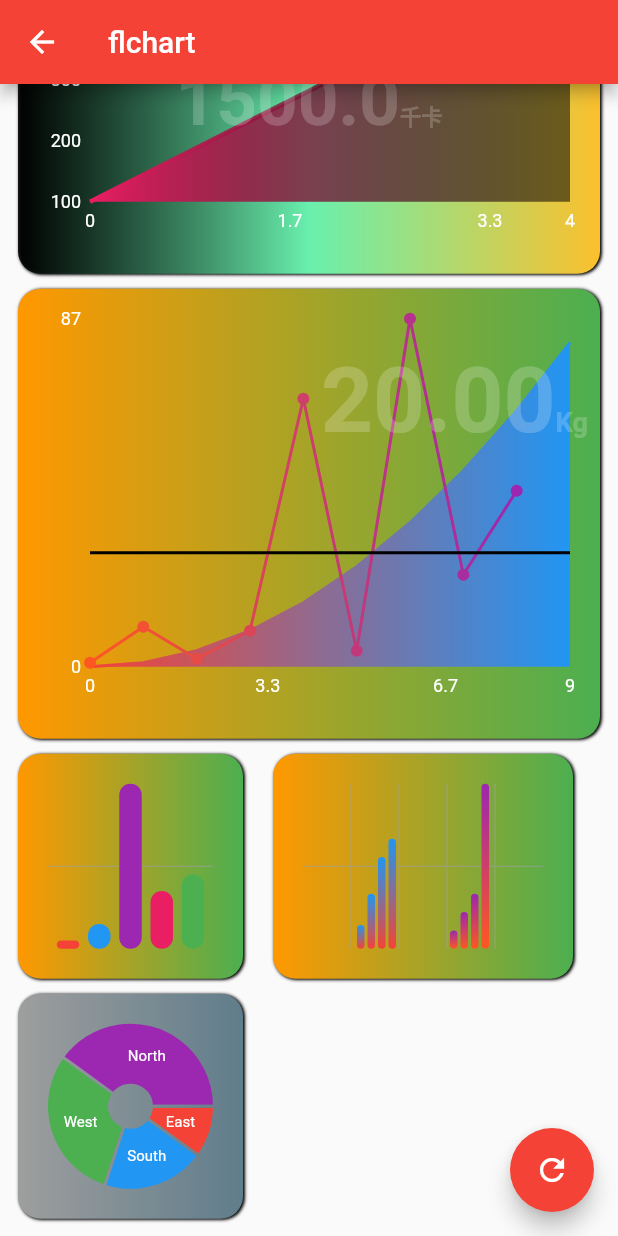
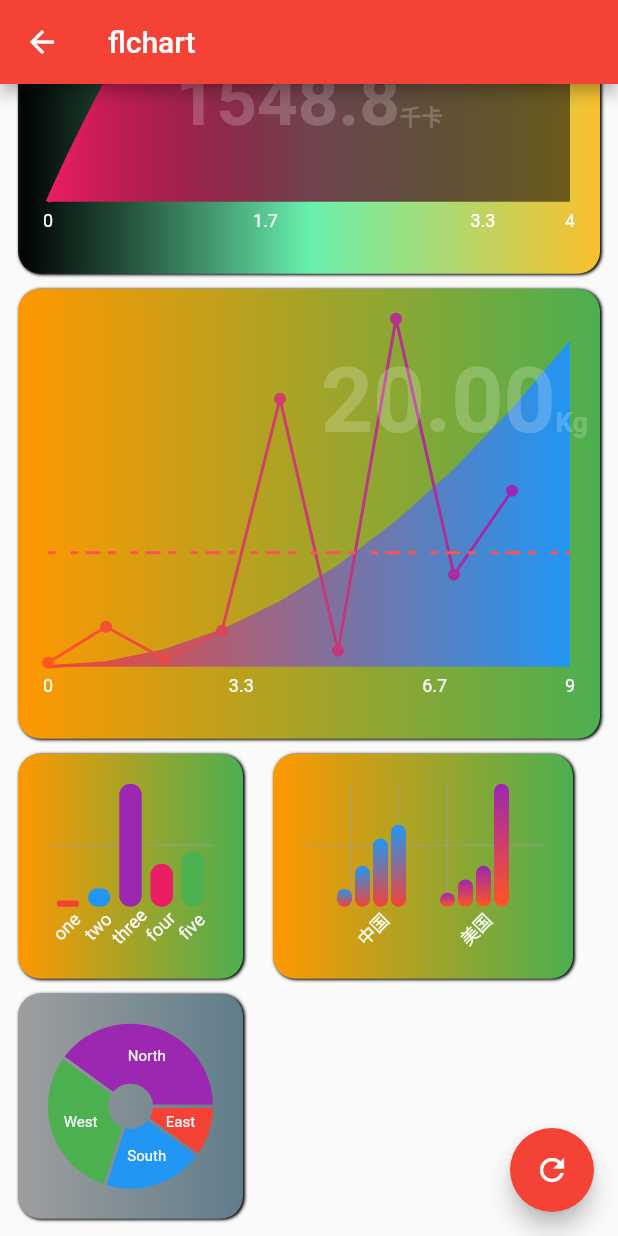
Before and after one commit to youht88/eflutter, a Flutter app: the FlchartView screen opened by its route, scrolled down 220 dp, on a phone screen of 412 x 824 dp. Run offline on Flutter 3.47's test engine with Material 2 defaults, Android fonts, the phone set to English and light mode, and no system bars; drawn by our look-alikes of fl_chart; our stand-ins replace flutter_svg, font_awesome_flutter, get, get_storage, percent_indicator, qr_flutter and 3 more; missing offline and left inert: auto_size_text_pk, barcode_scan2, crypton, flutter_echarts, matrix4_transform, steel_crypt; accounts and stored records are empty.

Commit message:
bar has titles

```diff
--- a/lib/comm/components/flBarChart/flBarChart_screen.dart
+++ b/lib/comm/components/flBarChart/flBarChart_screen.dart
@@ -9,17 +9,19 @@ class FlBarChart extends GetView<FlBarChartController> {
   final Duration swapAnimationDuration;
   final Curve swapAnimationCurve;
   final double? thickness;
+  final TextStyle textStyle;
   List<List<double>> data;
   List<List<Color>> colors;
-  String? title;
+  List<String> titles;
   FlBarChart({
     this.padding: const EdgeInsets.all(20),
     this.swapAnimationDuration: const Duration(milliseconds: 1000),
     this.swapAnimationCurve: Curves.bounceOut,
     this.thickness: 3.0,
+    this.textStyle: const TextStyle(fontSize: 12, color: Colors.white),
     required this.data,
     required this.colors,
-    this.title,
+    required this.titles,
   });
   @override
   Widget build(BuildContext context) {
@@ -37,10 +39,13 @@ class FlBarChart extends GetView<FlBarChartController> {
           borderData: FlBorderData(show: false),
           backgroundColor: Colors.transparent,
           titlesData: FlTitlesData(
-              show: false,
-              topTitles: SideTitles(
+              show: true,
+              leftTitles: SideTitles(showTitles: false),
+              bottomTitles: SideTitles(
                   showTitles: true,
-                  getTitles: (value) => value == 0 ? title! : "")),
+                  rotateAngle: -45,
+                  getTextStyles: (_) => textStyle,
+                  getTitles: (value) => "${titles[value.toInt()]}")),
           barGroups: data
               .asMap()
               .keys
--- a/lib/comm/components/flLineChart/flLineChart_screen.dart
+++ b/lib/comm/components/flLineChart/flLineChart_screen.dart
@@ -1,6 +1,7 @@
-import 'dart:convert';
+import 'dart:math';
 
 import 'package:flutter/material.dart';
+import 'package:flutter/rendering.dart';
 import 'package:get/get.dart';
 import 'package:fl_chart/fl_chart.dart';
 import 'flLineChart_controller.dart';
@@ -17,6 +18,7 @@ class FlLineChart extends GetView<FlLineChartController> {
   int xPoint;
   int yPoint;
   TextStyle? textStyle;
+  bool? showAvgLine;
   List<List<double>> data;
   List<List<Color>> colors;
   String? title;
@@ -30,6 +32,7 @@ class FlLineChart extends GetView<FlLineChartController> {
     this.thickness: 3.0,
     this.xPoint: 5,
     this.yPoint: 4,
+    this.showAvgLine: true,
     this.textStyle: const TextStyle(fontSize: 12, color: Colors.white),
     required this.data,
     required this.colors,
@@ -76,13 +79,14 @@ class FlLineChart extends GetView<FlLineChartController> {
               )),
           titlesData: FlTitlesData(
               show: true,
-              leftTitles: SideTitles(
+              leftTitles: SideTitles(showTitles: false),
+              rightTitles: SideTitles(
                 getTextStyles: (_) => textStyle!,
-                  showTitles: true,
-                  interval: 100 //stat["max"]! / yPoint
+                showTitles: false,
+                //interval: 100
                 // getTitles: (value) {
-                  //   if (value > 2) {
-                  //     return "2";
+                //   if (value.round() == stat["avg"]!.round()) {
+                //     return (stat["avg"]! / 10).toStringAsFixed(0) + "0";
                 //   }
                 //   return "";
                 // }
@@ -98,7 +102,8 @@ class FlLineChart extends GetView<FlLineChartController> {
                   //   return "";
                   // }
                   )),
-          // rangeAnnotations: RangeAnnotations(
+          //导致android崩溃的原因
+          //rangeAnnotations: RangeAnnotations(
           //   horizontalRangeAnnotations: [
           //     HorizontalRangeAnnotation(
           //         y1: stat["avg"]! * 1.05,
@@ -110,11 +115,15 @@ class FlLineChart extends GetView<FlLineChartController> {
             horizontalLines: [
               HorizontalLine(
                   y: stat["avg"]!,
+                  dashArray: [5, 10, 5],
+                  color: Colors.redAccent,
                   label: HorizontalLineLabel(
+                      alignment: Alignment.centerRight,
+                      padding: EdgeInsets.symmetric(horizontal: 8),
                       style: TextStyle(color: Colors.white),
                       show: true,
                       labelResolver: (_) =>
-                          "平均值:${stat['avg']!.toPrecision(2)}")),
+                          "均值:${stat['avg']!.toPrecision(2)}")),
             ],
             extraLinesOnTop: true,
           ),
--- a/lib/pages/flchart.dart
+++ b/lib/pages/flchart.dart
@@ -7,6 +7,7 @@ import '../comm/utils.dart';
 class FlchartController extends GetxController {
   List<double> data1 = [81.4, 81.1, 81.3];
   List<Color> data1_colors = [Colors.blue, Colors.yellow, Colors.brown];
+  List<String> data1_titles = ["早上", "中午", "晚上"];
   List<double> data2 = [50.77, 80.79, 120.22, 40.45, 30.56];
   List<Color> data2_colors = [
     Colors.red,
@@ -19,7 +20,7 @@ class FlchartController extends GetxController {
       .map((item) =>
           Text(item, style: TextStyle(fontSize: 8, color: Colors.white)))
       .toList();
-  List<double> data3 = [100, 200, 300, 400, 500];
+  List<double> data3 = MathUtil.randomDouble(100, 500, 5);
   void refresh3() {
     data1 = MathUtil.randomDouble(60.0, 90.0, 3);
     data2 = MathUtil.randomDouble(50.0, 300.0, 5);
@@ -72,10 +73,10 @@ class FlchartView extends StatelessWidget {
                                       Colors.pink
                                     ]),
                                     flchart: FlBarChart(
-                                      thickness: 6,
+                                        thickness: 25,
                                         data: [c.data1],
                                         colors: [c.data1_colors],
-                                    ),
+                                        titles: c.data1_titles),
                                     title: "平均体重",
                                     subTitle: "2021.03.05",
                                     type: '',
@@ -151,7 +152,7 @@ class FlchartView extends StatelessWidget {
                             colors: [
                               [Colors.pink, Colors.black54]
                             ],
-                            title: "test line chart"),
+                            title: ""),
                         type: '',
                         value: MathUtil.stat(
                           c.data3,
@@ -193,12 +194,9 @@ class FlchartView extends StatelessWidget {
                 width: 150,
                 height: 150,
                 child: ReportWidget(
-                  flchart: FlBarChart(
-                      thickness: 15,
-                      data: [
+                  flchart: FlBarChart(thickness: 15, data: [
                     [1.0, 3.0, 20.0, 7.0, 9.0]
-                      ],
-                      colors: [
+                  ], colors: [
                     [
                       Colors.red,
                       Colors.blue,
@@ -206,25 +204,29 @@ class FlchartView extends StatelessWidget {
                       Colors.pink,
                       Colors.green
                     ]
-                      ],
-                      title: "just a barchart"),
+                  ], titles: [
+                    "one",
+                    "two",
+                    "three",
+                    "four",
+                    "five"
+                  ]),
                 ),
               ),
               Container(
                 width: 200,
                 height: 150,
                 child: ReportWidget(
-                  flchart: FlBarChart(
-                      thickness: 5,
-                      data: [
+                  flchart: FlBarChart(thickness: 10, data: [
                     [1.3, 3.0, 5.0, 6.0],
                     [1.0, 2.0, 3.0, 9.0]
-                      ],
-                      colors: [
+                  ], colors: [
                     [Colors.red, Colors.blue],
                     [Colors.deepOrange, Colors.purple]
-                      ],
-                      title: "just a barchart"),
+                  ], titles: [
+                    "中国",
+                    "美国",
+                  ]),
                 ),
               ),
               Container(
```
Also changed, not shown: 1 other file. Lines whose indentation alone changed are shown as unchanged.
